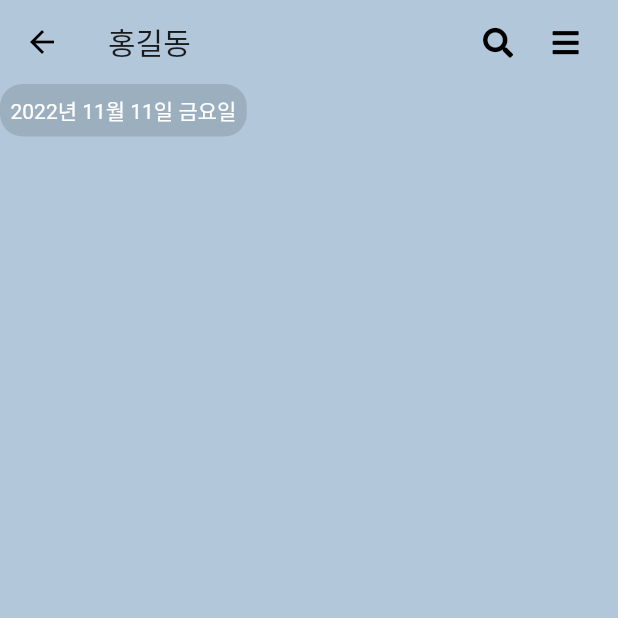
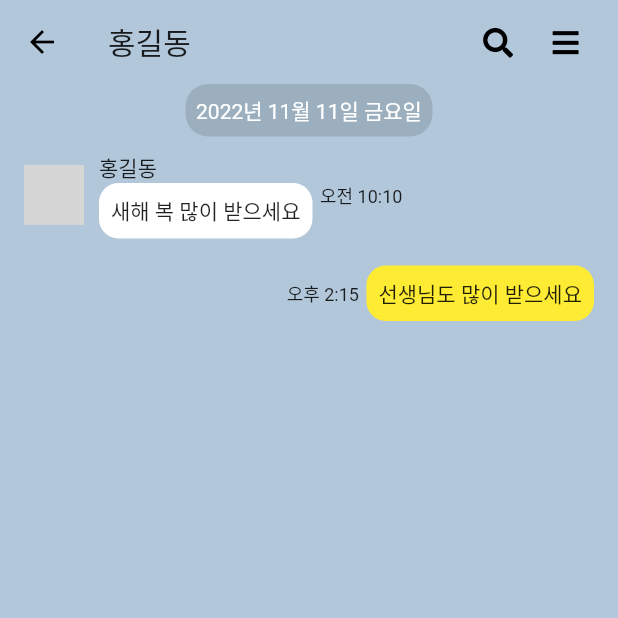
Before and after one commit to seong9566/Flutter-Kakao, a Flutter app: the ChatRoomScreen screen opened directly, on a phone screen of 412 x 824 dp, the top half of it. Run offline on Flutter 3.47's test engine with Material 2 defaults, Android fonts, the phone set to English and light mode, and no system bars; our stand-ins replace font_awesome_flutter; network calls fail; grey boxes are pictures that could not be loaded.

Commit message:
채팅방 예시 넣어서 구현

```diff
--- a/lib/screens/chat_room_screen.dart
+++ b/lib/screens/chat_room_screen.dart
@@ -1,4 +1,6 @@
 import 'package:flutter/material.dart';
+import 'package:flutter_kakao/components/my_chat.dart';
+import 'package:flutter_kakao/components/other_chat.dart';
 import 'package:flutter_kakao/components/time_line.dart';
 import 'package:font_awesome_flutter/font_awesome_flutter.dart';
 
@@ -10,9 +12,13 @@ class ChatRoomScreen extends StatefulWidget {
 }
 
 class _ChatRoomScreenState extends State<ChatRoomScreen> {
+  final List<MyChat> chats = [];
+  final TextEditingController _textEditingController = TextEditingController();
   @override
   Widget build(BuildContext context) {
-    return Scaffold(
+    return Container(
+      color: Color(0xFFb2c7da),
+      child: Scaffold(
         body: Container(
           color: Color(0xFFb2c7da),
           child: Scaffold(
@@ -40,16 +46,27 @@ class _ChatRoomScreenState extends State<ChatRoomScreen> {
               children: [
                 Expanded(
                     child: SingleChildScrollView(
+                  child: Padding(
+                    padding: const EdgeInsets.symmetric(horizontal: 16.0),
                     child: Column(
                       children: [
                         TimeLine(time: "2022년 11월 11일 금요일"),
+                        OtherChat(
+                          name: "홍길동",
+                          text: "새해 복 많이 받으세요",
+                          time: "오전 10:10",
+                        ),
+                        MyChat(time: "오후 2:15", text: "선생님도 많이 받으세요"),
+                        ...List.generate(chats.length, (index) => chats[index]),
                       ],
+                    ),
                   ),
                 ))
               ],
             ),
           ),
         ),
+      ),
     );
   }
 }
```
Lines whose indentation alone changed are shown as unchanged.
